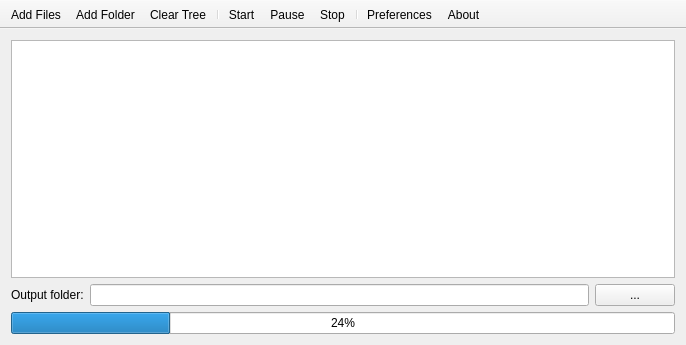
The window that src/mainwindow.ui (RazrFalcon/svgcleaner-gui) describes before a commit, drawn with Qt 5.
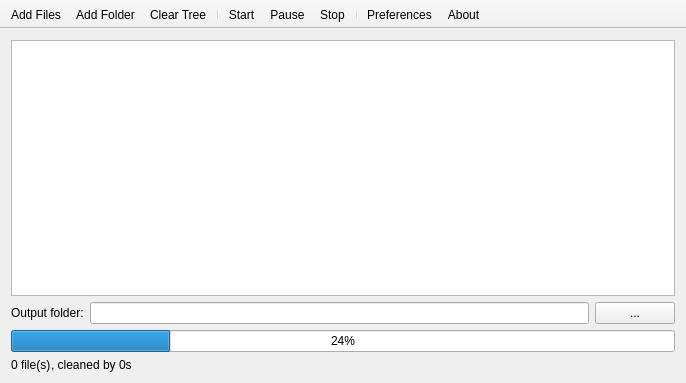
The same window after the commit. Icons and pictures are not drawn. Custom widgets are drawn as their Qt base class.

Commit message: Added custom details dialog for the CLI command preview. Fixed file processing during cleaning. Added status bar into the main window. Fixed checkbox processing in the files tree. Disabled stats collection for time in the files tree. Icons cleaned with the latest version of the svgcleaner.

Patch:
```diff
--- a/src/mainwindow.ui
+++ b/src/mainwindow.ui
@@ -7,7 +7,7 @@
     <x>0</x>
     <y>0</y>
     <width>686</width>
-    <height>345</height>
+    <height>383</height>
    </rect>
   </property>
   <property name="windowTitle">
@@ -24,6 +24,9 @@
       <property name="editTriggers">
        <set>QAbstractItemView::NoEditTriggers</set>
       </property>
+      <property name="alternatingRowColors">
+       <bool>true</bool>
+      </property>
       <property name="verticalScrollMode">
        <enum>QAbstractItemView::ScrollPerPixel</enum>
       </property>
@@ -87,6 +90,33 @@
       </property>
      </widget>
     </item>
+    <item>
+     <layout class="QHBoxLayout" name="horizontalLayout_2">
+      <property name="spacing">
+       <number>0</number>
+      </property>
+      <item>
+       <widget class="QLabel" name="lblFiles">
+        <property name="sizePolicy">
+         <sizepolicy hsizetype="Fixed" vsizetype="Preferred">
+          <horstretch>0</horstretch>
+          <verstretch>0</verstretch>
+         </sizepolicy>
+        </property>
+        <property name="text">
+         <string>0 file(s)</string>
+        </property>
+       </widget>
+      </item>
+      <item>
+       <widget class="QLabel" name="lblTime">
+        <property name="text">
+         <string>, cleaned by 0s</string>
+        </property>
+       </widget>
+      </item>
+     </layout>
+    </item>
    </layout>
   </widget>
   <widget class="QToolBar" name="mainToolBar">
```
Left out of the diff: 3 changed lines with no effect on the pictures. The commit also changes 26 other files.
